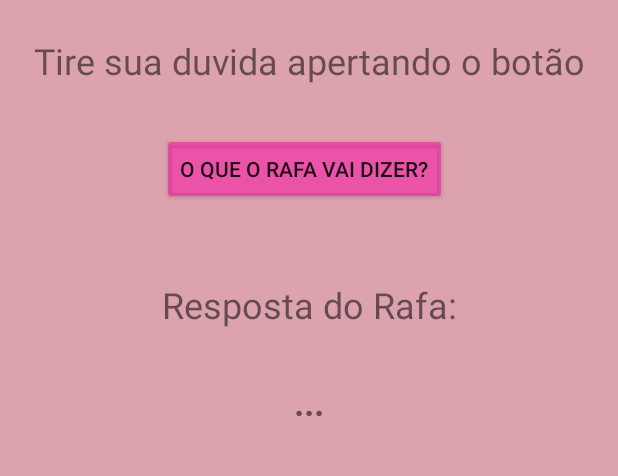
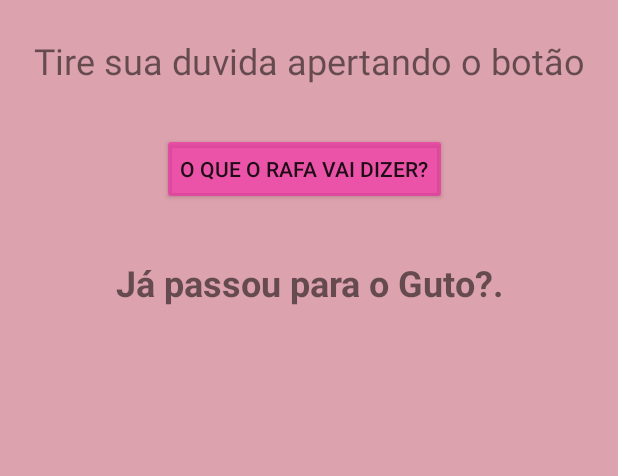
Before and after one commit to rennanxsz/PergunteAoRafa, an Android app: the screen it shows after launch (MainActivity), after a tap on "O QUE O RAFA VAI DIZER?", on a phone screen of 412 x 824 dp, the part 189-665 px from its top. Run offline under Robolectric (Android 15) with nearby library versions, the phone set to English and light mode, and no system bars.

Commit message:
Final do codigo

```diff
--- a/app/src/main/java/com/example/pergunteaorafa/MainActivity.java
+++ b/app/src/main/java/com/example/pergunteaorafa/MainActivity.java
@@ -4,6 +4,9 @@ import androidx.appcompat.app.AppCompatActivity;
 
 import android.os.Bundle;
 import android.view.View;
+import android.widget.TextView;
+
+import java.util.Random;
 
 public class MainActivity extends AppCompatActivity {
 
@@ -15,5 +18,16 @@ public class MainActivity extends AppCompatActivity {
 
     public void gerarFrase(View view){
 
+        String[] frases = {
+                "Depois a gente vê isso.",
+                "Precisa ver com o Marcos.",
+                "Já passou para o Guto?.",
+                "Não vai fazer depois do horario!"
+        };
+
+        int numero = new Random().nextInt(4);
+        TextView respostas = findViewById(R.id.textResultado);
+        respostas.setText(frases[numero]);
+
     }
 }
--- a/app/src/main/res/layout/activity_main.xml
+++ b/app/src/main/res/layout/activity_main.xml
@@ -44,25 +44,14 @@
         app:layout_constraintTop_toBottomOf="@+id/textView5" />
 
     <TextView
-        android:id="@+id/textView6"
+        android:id="@+id/textResultado"
         android:layout_width="wrap_content"
         android:layout_height="wrap_content"
-        android:layout_marginTop="50dp"
-        android:text="Resposta do Rafa:"
-        android:textSize="24sp"
-        app:layout_constraintEnd_toEndOf="parent"
-        app:layout_constraintStart_toStartOf="parent"
-        app:layout_constraintTop_toBottomOf="@+id/button2" />
-
-    <TextView
-        android:id="@+id/textView7"
-        android:layout_width="wrap_content"
-        android:layout_height="wrap_content"
-        android:layout_marginTop="32dp"
+        android:layout_marginTop="35dp"
         android:text="..."
         android:textSize="24sp"
         android:textStyle="bold"
         app:layout_constraintEnd_toEndOf="parent"
         app:layout_constraintStart_toStartOf="parent"
-        app:layout_constraintTop_toBottomOf="@+id/textView6" />
+        app:layout_constraintTop_toBottomOf="@+id/button2" />
 </androidx.constraintlayout.widget.ConstraintLayout>
```
